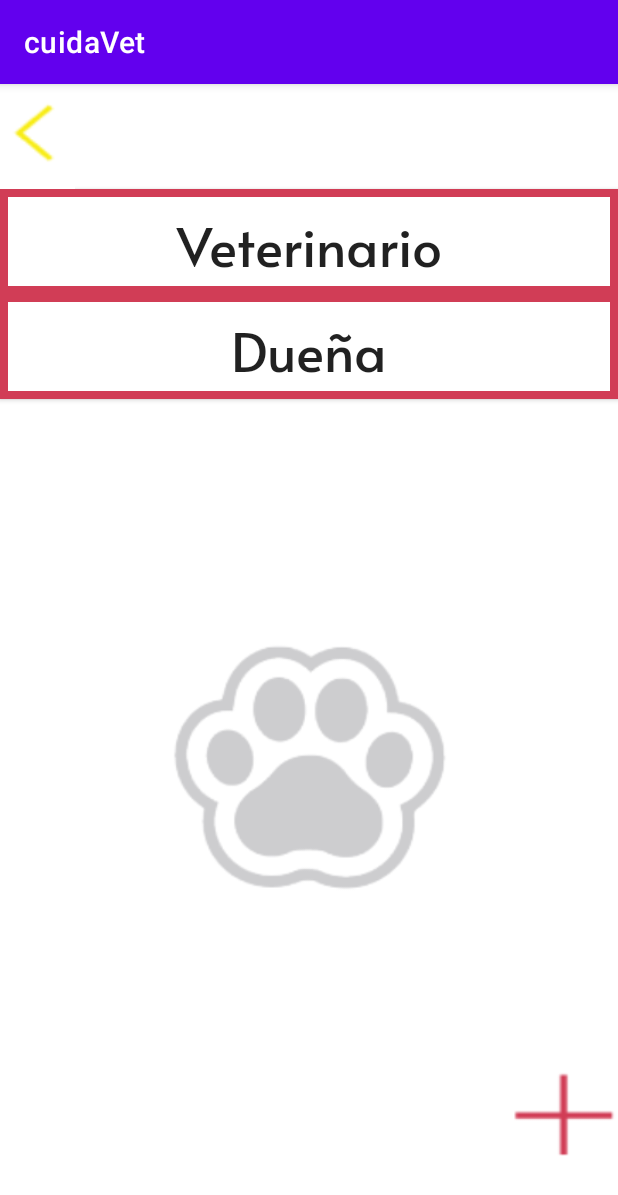
After one commit to srH-hype/cuidaVet, an Android app: the EmergenciaActivity screen opened directly, with no data from a screen before it, on a phone screen of 412 x 824 dp. The commit adds this screen. Shown: the top 1195 px of the screen. Run offline under Robolectric (Android 15) with nearby library versions, the phone set to English and light mode, and no system bars.

Commit message:
emergencia

```diff
--- a/app/src/main/AndroidManifest.xml
+++ b/app/src/main/AndroidManifest.xml
@@ -9,6 +9,9 @@
         android:roundIcon="@mipmap/ic_launcher_round"
         android:supportsRtl="true"
         android:theme="@style/Theme.CuidaVet">
+        <activity
+            android:name=".EmergenciaActivity"
+            android:exported="false" />
         <activity
             android:name=".menuActivity"
             android:exported="false" />
--- /dev/null
+++ b/app/src/main/java/imperial/heriberto/cuidavet/EmergenciaActivity.kt
@@ -0,0 +1,11 @@
+package imperial.heriberto.cuidavet
+
+import androidx.appcompat.app.AppCompatActivity
+import android.os.Bundle
+
+class EmergenciaActivity : AppCompatActivity() {
+    override fun onCreate(savedInstanceState: Bundle?) {
+        super.onCreate(savedInstanceState)
+        setContentView(R.layout.activity_emergencia)
+    }
+}
--- a/app/src/main/java/imperial/heriberto/cuidavet/menuActivity.kt
+++ b/app/src/main/java/imperial/heriberto/cuidavet/menuActivity.kt
@@ -1,11 +1,19 @@
 package imperial.heriberto.cuidavet
 
+import android.content.Intent
 import androidx.appcompat.app.AppCompatActivity
 import android.os.Bundle
+import android.widget.Button
 
 class menuActivity : AppCompatActivity() {
     override fun onCreate(savedInstanceState: Bundle?) {
         super.onCreate(savedInstanceState)
         setContentView(R.layout.activity_menu)
+
+        val button: Button = findViewById(R.id.btn_emergencias)
+        button.setOnClickListener{
+            var intent: Intent = Intent (this, EmergenciaActivity::class.java)
+            startActivity(intent)
+        }
     }
 }
--- /dev/null
+++ b/app/src/main/res/drawable/button_marco.xml
@@ -0,0 +1,11 @@
+<?xml version="1.0" encoding="utf-8"?>
+<selector xmlns:android="http://schemas.android.com/apk/res/android">
+    <item>
+        <shape android:shape="rectangle">
+            <solid android:color="@color/white"/>
+            <stroke
+                android:width="5dp"
+                android:color="@color/magenta"/>
+        </shape>
+    </item>
+</selector>
--- /dev/null
+++ b/app/src/main/res/layout/activity_emergencia.xml
@@ -0,0 +1,60 @@
+<?xml version="1.0" encoding="utf-8"?>
+<LinearLayout xmlns:android="http://schemas.android.com/apk/res/android"
+    xmlns:app="http://schemas.android.com/apk/res-auto"
+    xmlns:tools="http://schemas.android.com/tools"
+    android:orientation="vertical"
+    android:layout_width="match_parent"
+    android:layout_height="match_parent"
+
+
+    >
+
+
+
+    <androidx.appcompat.widget.AppCompatButton
+        android:id="@+id/btn_regresar"
+        android:layout_width="50dp"
+        android:layout_height="70dp"
+        android:background="@drawable/regresar"
+        />
+
+    <androidx.appcompat.widget.AppCompatButton
+        android:id="@+id/btn_contacto1"
+        android:layout_width="match_parent"
+        android:layout_height="70dp"
+        android:text="Veterinario"
+        android:background="@drawable/button_marco"
+        android:fontFamily="@font/alataregular"
+        android:textAllCaps="false"
+        android:textSize="35dp"
+        />
+    <androidx.appcompat.widget.AppCompatButton
+        android:id="@+id/btn_contacto2"
+        android:layout_width="match_parent"
+        android:layout_height="70dp"
+        android:text="Dueña"
+        android:background="@drawable/button_marco"
+        android:fontFamily="@font/alataregular"
+        android:textAllCaps="false"
+        android:textSize="35dp"
+        />
+
+    <ImageView
+        android:layout_width="200dp"
+        android:layout_height="200dp"
+        android:background="@drawable/logofondogrande"
+        android:layout_gravity="center"
+        android:layout_marginTop="140dp"
+        />
+
+    <androidx.appcompat.widget.AppCompatButton
+        android:id="@+id/btn_agregar"
+        android:layout_width="70dp"
+        android:layout_height="70dp"
+        android:background="@drawable/mas"
+        android:layout_gravity="end"
+        android:layout_marginTop="100dp"
+        />
+
+
+</LinearLayout>
--- a/app/src/main/res/layout/activity_menu.xml
+++ b/app/src/main/res/layout/activity_menu.xml
@@ -192,4 +192,11 @@
 
     </TableLayout>
 
+    <ImageView
+        android:layout_width="100dp"
+        android:layout_height="100dp"
+        android:background="@drawable/logofondochico"
+        android:layout_marginTop="150dp"
+        android:layout_gravity="center"/>
+
 </LinearLayout>
```
Also changed, not shown: app/src/main/res/drawable/logofondochico.png (added), app/src/main/res/drawable/logofondogrande.png (added), app/src/main/res/drawable/mas.png (added), app/src/main/res/drawable/regresar.png (added).
